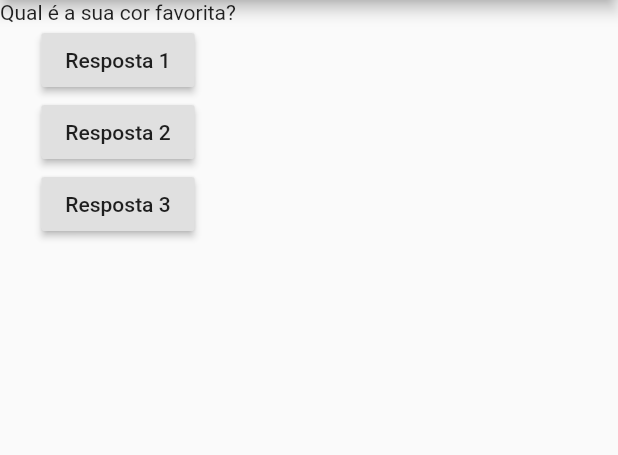
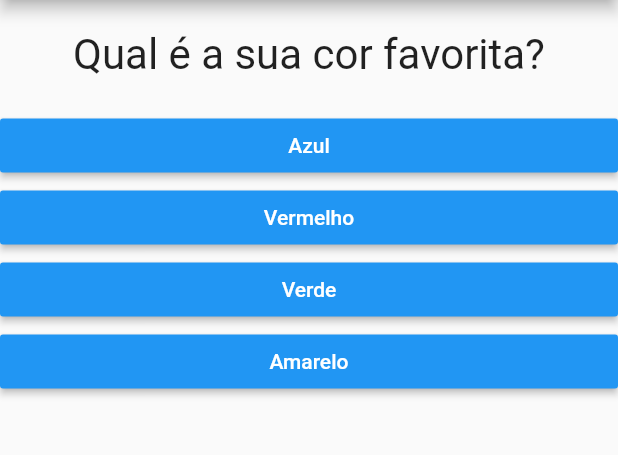
Before and after one commit to luizh97/projeto_perguntas, a Flutter app: the screen it shows after launch, on a phone screen of 412 x 824 dp, the part 84-539 px from its top. Run offline on Flutter 3.47's test engine with Material 2 defaults, Android fonts, the phone set to English and light mode, and no system bars.

Commit message:
finished project

```diff
--- a/lib/main.dart
+++ b/lib/main.dart
@@ -1,46 +1,86 @@
 import 'package:flutter/material.dart';
+import './questionario.dart';
+import './resultado.dart';
 
 main() => runApp(PerguntaApp());
 
-class PerguntaApp extends StatelessWidget {
-  var perguntaSelecionada = 0;
+class _PerguntaAppState extends State<PerguntaApp> {
+  var _perguntaSelecionada = 0;
+  var _pontuacaoTotal = 0;
 
-  void responder() {
-    // perguntaSelecionada++;
-    print(perguntaSelecionada);
+  final _perguntas = const [
+    {
+      'texto': 'Qual é a sua cor favorita?',
+      'respostas': [
+        { 'texto': 'Azul', 'pontuacao': 10 },
+        { 'texto': 'Vermelho', 'pontuacao': 5 },
+        { 'texto': 'Verde', 'pontuacao': 3 },
+        { 'texto': 'Amarelo', 'pontuacao': 1 },
+      ],
+    },
+    {
+      'texto': 'Qual é o seu animal favorito?',
+      'respostas': [
+        { 'texto': 'Cachorro', 'pontuacao': 10 },
+        { 'texto': 'Gato', 'pontuacao': 5 },
+        { 'texto': 'Coelho', 'pontuacao': 3 },
+        { 'texto': 'Vaca', 'pontuacao': 1 },
+      ],
+    },
+    {
+      'texto': 'Qual é o seu instrutor favorito?',
+      'respostas': [
+        { 'texto': 'Maria', 'pontuacao': 10 },
+        { 'texto': 'João', 'pontuacao': 5 },
+        { 'texto': 'Pedro', 'pontuacao': 3 },
+        { 'texto': 'Léo', 'pontuacao': 1 },
+      ],
+    },
+  ];
+
+  bool get temPerguntaSelecionada {
+    return _perguntaSelecionada < _perguntas.length;
   }
 
-  final List<String> perguntas = [
-    'Qual é a sua cor favorita?',
-    'Qual é o seu animal favorito?',
-  ];
+  void _responder(int pontuacao) {
+    if (temPerguntaSelecionada) {
+      setState(() {
+        _perguntaSelecionada++;
+        _pontuacaoTotal += pontuacao;
+      });
+    }
+  }
+
+  void _reiniciarQuestionario() {
+    setState(() {
+      _perguntaSelecionada = 0;
+      _pontuacaoTotal = 0;
+    });
+  }
 
   @override
-  Widget build(BuildContext context) { // Contexto é passado pelo próprio flutter, serve para qaundo tivermos filhos de componentes
-    return MaterialApp( // Mesmo que return new MaterialApp; Mas posso abstrair o new
+  Widget build(BuildContext context) {
+    // Contexto é passado pelo próprio flutter, serve para qaundo tivermos filhos de componentes
+
+    return MaterialApp(
+      // Mesmo que return new MaterialApp; Mas posso abstrair o new
       home: Scaffold(
-        appBar: AppBar(
-          title: Text('Perguntas'),
-        ),
-        body: Column(
-          children: <Widget>[
-            Text(perguntas[perguntaSelecionada]),
-            RaisedButton(
-              child: Text('Resposta 1'),
-              onPressed: responder,
-            ),
-            RaisedButton(
-              child: Text('Resposta 2'),
-              onPressed: responder,
-            ),
-            RaisedButton(
-              child: Text('Resposta 3'),
-              onPressed: responder,
-            ),
-          ],
-        ),
-      ),
+          appBar: AppBar(
+            title: Text('Perguntas'),
+          ),
+          body: temPerguntaSelecionada
+              ? Questionario(
+                  perguntas: _perguntas,
+                  perguntaSelecionada: _perguntaSelecionada,
+                  quandoResponder: _responder,
+                )
+              : Resultado(_pontuacaoTotal, _reiniciarQuestionario)),
     );
   }
+}
 
+class PerguntaApp extends StatefulWidget {
+  _PerguntaAppState createState() {
+    return _PerguntaAppState();
+  }
 }
--- /dev/null
+++ b/lib/questao.dart
@@ -0,0 +1,22 @@
+import 'package:flutter/material.dart';
+
+class Questao extends StatelessWidget {
+  final String texto;
+
+  Questao(this.texto);
+
+  @override
+  Widget build(BuildContext context) {
+    return Container(
+      width: double.infinity,
+      margin: EdgeInsets.all(20),
+      child: Text(
+        texto,
+        style: TextStyle(
+          fontSize: 28,
+        ),
+        textAlign: TextAlign.center,
+      ),
+    );
+  }
+}
--- /dev/null
+++ b/lib/questionario.dart
@@ -0,0 +1,42 @@
+import 'package:flutter/material.dart';
+import './questao.dart';
+import './resposta.dart';
+
+class Questionario extends StatelessWidget {
+  final List<Map<String, Object>> perguntas;
+  final int perguntaSelecionada;
+  final void Function(int) quandoResponder;
+
+  Questionario({
+    @required this.perguntas,
+    @required this.perguntaSelecionada,
+    @required this.quandoResponder,
+  });
+
+  bool get temPerguntaSelecionada {
+    return perguntaSelecionada < perguntas.length;
+  }
+
+  @override
+  Widget build(BuildContext context) {
+    // Método Imperativo
+    // List<Widget> respostas = [];
+    // for(String textoResp in perguntas[_perguntaSelecionada]['respostas']) {
+    //   respostas.add(Resposta(textoResp, _responder));
+    // }
+
+    // Método Declarativo
+    List<Map<String, Object>>  respostas = temPerguntaSelecionada
+      ? perguntas[perguntaSelecionada]['respostas']
+      : null;
+
+    return Column(
+      children: <Widget>[
+        Questao(perguntas[perguntaSelecionada]['texto']),
+        ...respostas
+          .map((resp) => Resposta(resp['texto'], () => quandoResponder(resp['pontuacao'])))
+          .toList(),
+      ],
+    );
+  }
+}
--- /dev/null
+++ b/lib/resposta.dart
@@ -0,0 +1,21 @@
+import 'package:flutter/material.dart';
+
+class Resposta extends StatelessWidget {
+  final String texto;
+  final void Function() quandoSelecionado;
+
+  Resposta(this.texto, this.quandoSelecionado);
+
+  @override
+  Widget build(BuildContext context) {
+    return Container(
+      width: double.infinity,
+      child: RaisedButton(
+        textColor: Colors.white,
+        color: Colors.blue,
+        child: Text(texto),
+        onPressed: quandoSelecionado,
+      ),
+    );
+  }
+}
--- a/pubspec.yaml
+++ b/pubspec.yaml
@@ -14,7 +14,7 @@ description: A new Flutter project.
 version: 1.0.0+1
 
 environment:
-  sdk: ">=2.1.0 <3.0.0"
+  sdk: ">=2.3.0 <3.0.0"
 
 dependencies:
   flutter:
```
Also changed, not shown: lib/resultado.dart (added, +45 -0 lines), 2 other files.
